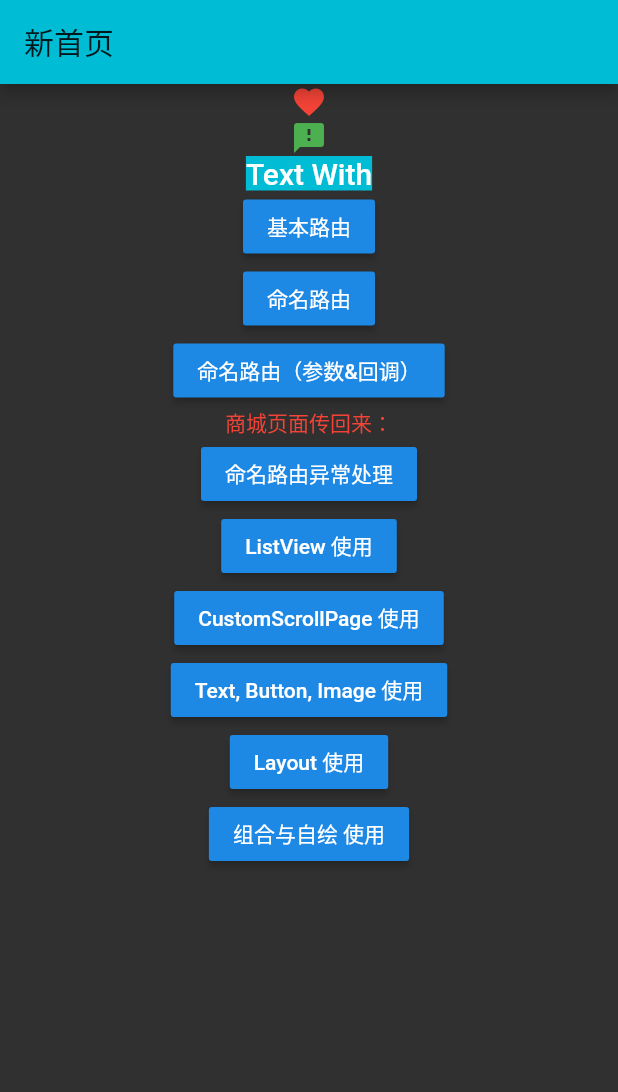
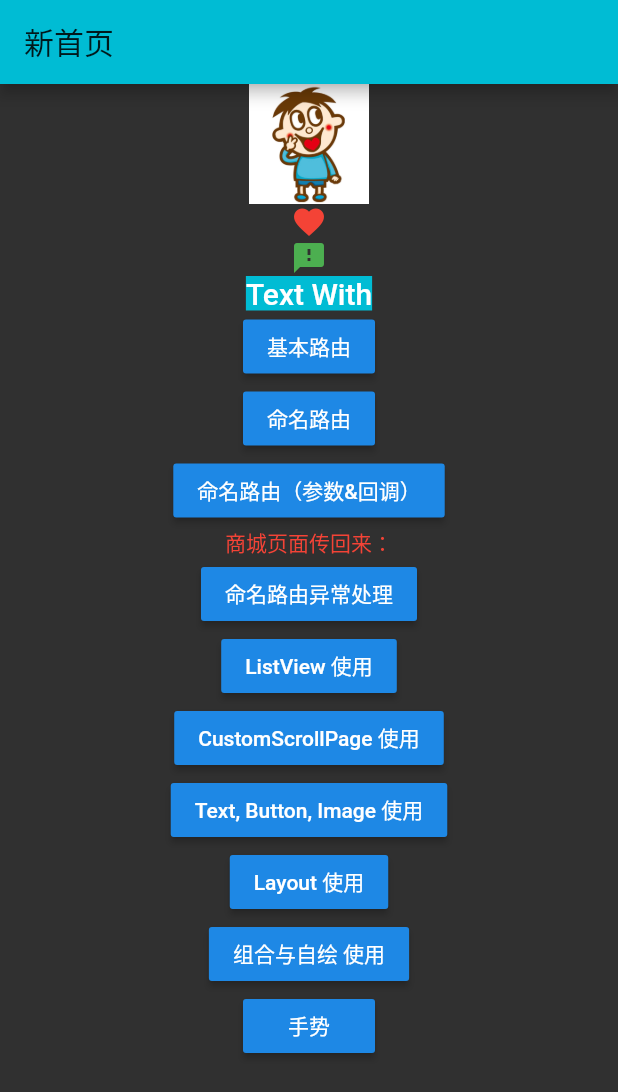
Before and after one commit to geeklyc/flutterDemo, a Flutter app: the screen it shows after launch, on a phone screen of 412 x 824 dp. Shown: the top 1092 px of the screen. Run offline on Flutter 3.47's test engine with Material 2 defaults, Android fonts, the phone set to English and light mode, and no system bars; our stand-ins replace cached_network_image, date_format.

Commit message:
【新增】手势

```diff
--- a/lib/HomePage.dart
+++ b/lib/HomePage.dart
@@ -1,3 +1,4 @@
+import 'package:date_format/date_format.dart';
 import 'package:flutter/material.dart';
 import 'package:flutterdemo/MallPage.dart';
 
@@ -7,9 +8,10 @@ class HomePage extends StatefulWidget {
 
 class _HomePage extends State<HomePage> {
   String _msg = '';
-
   @override
   Widget build(BuildContext context) {
+    print(formatDate(DateTime.now(), [mm, '月', dd, '日', hh, ':', n]));
+    print(formatDate(DateTime.now(), [m, '月第', w, '周']));
     return new Scaffold(
       appBar: AppBar(
         title: Text('新首页'),
@@ -17,6 +19,11 @@ class _HomePage extends State<HomePage> {
       body: Center(
           child: Column(
             children: <Widget>[
+              Container(
+                child: ClipRRect(
+                  child: Image.asset('assets/common/headicon.jpeg', width: 80, height: 80,),
+                ),
+              ),
               Theme(
                 data: ThemeData(iconTheme: IconThemeData(color: Colors.red)),
                 child: Icon(Icons.favorite),
@@ -76,6 +83,10 @@ class _HomePage extends State<HomePage> {
                 child: Text('组合与自绘 使用'),
                 onPressed: () => Navigator.pushNamed(context, 'combinationPage'),
               ),
+              RaisedButton(
+                child: Text('手势'),
+                onPressed: () => Navigator.pushNamed(context, 'gesPage'),
+              ),
             ],
           )),
     );
--- a/lib/main.dart
+++ b/lib/main.dart
@@ -7,6 +7,7 @@ import 'package:flutterdemo/CustomScrollPage.dart';
 import 'package:flutterdemo/BasicPage.dart';
 import 'package:flutterdemo/LayoutPage.dart';
 import 'package:flutterdemo/CombinationPage.dart';
+import 'package:flutterdemo/GesPage.dart';
 
 void main() => runApp(MyApp());
 
@@ -31,6 +32,7 @@ class MyApp extends StatelessWidget {
         "basicPage": (context) => BasicPage(),
         "layoutPage": (context) => LayoutPage(),
         "combinationPage": (context) => CombinationPage(title: '组合与自绘',),
+        "gesPage": (context) => GesPage(),
       }, // 注册路由
       onUnknownRoute: (RouteSettings setting) => MaterialPageRoute(builder: (context) => UnknownPage()),
       home: HomePage(),
--- a/pubspec.yaml
+++ b/pubspec.yaml
@@ -24,6 +24,7 @@ dependencies:
   # Use with the CupertinoIcons class for iOS style icons.
   cupertino_icons: ^0.1.2
   cached_network_image: ^2.0.0
+  date_format: ^1.0.8
 
 dev_dependencies:
   flutter_test:
@@ -56,6 +57,8 @@ flutter:
   # in this "flutter" section. Each entry in this list should have a
   # "family" key with the font family name, and a "fonts" key with a
   # list giving the asset and other descriptors for the font. For
+  assets:
+    - assets/common/
   # example:
   # fonts:
   #   - family: Schyler
```
Also changed, not shown: lib/GesPage.dart (added, +95 -0 lines), assets/common/headicon.jpeg (renamed from lib/assets/headicon.jpeg), pubspec.lock.
